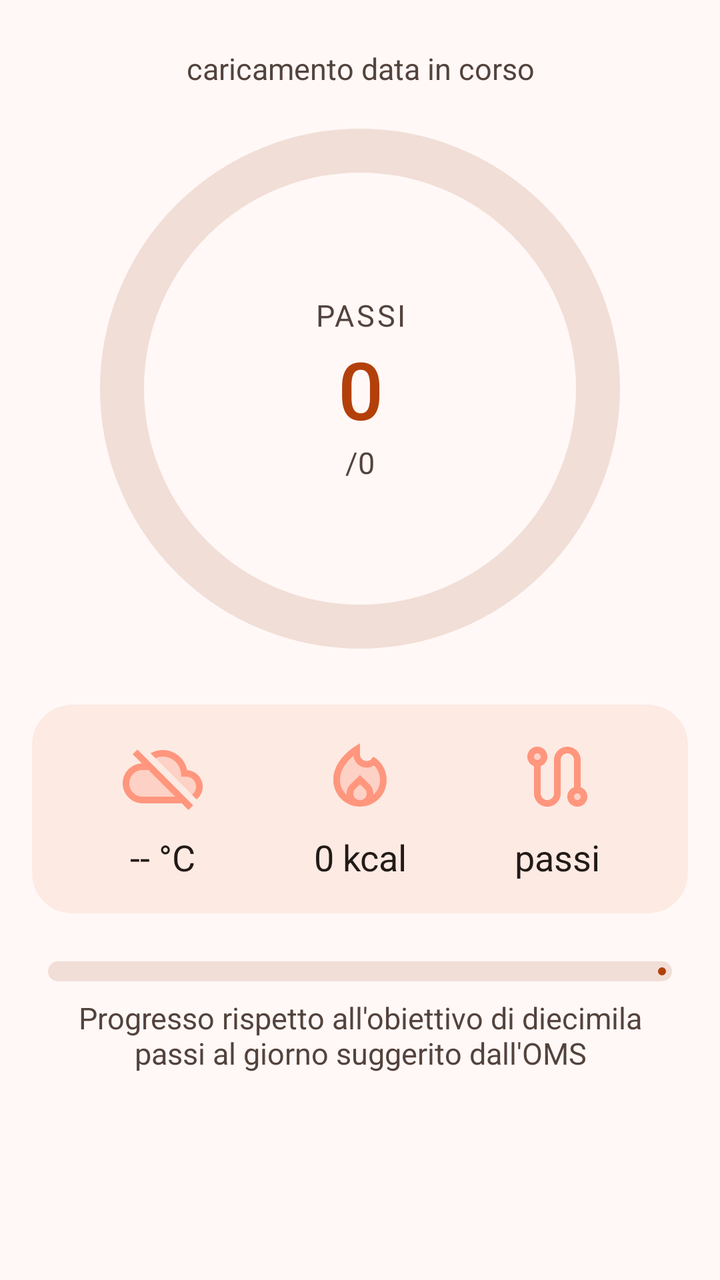
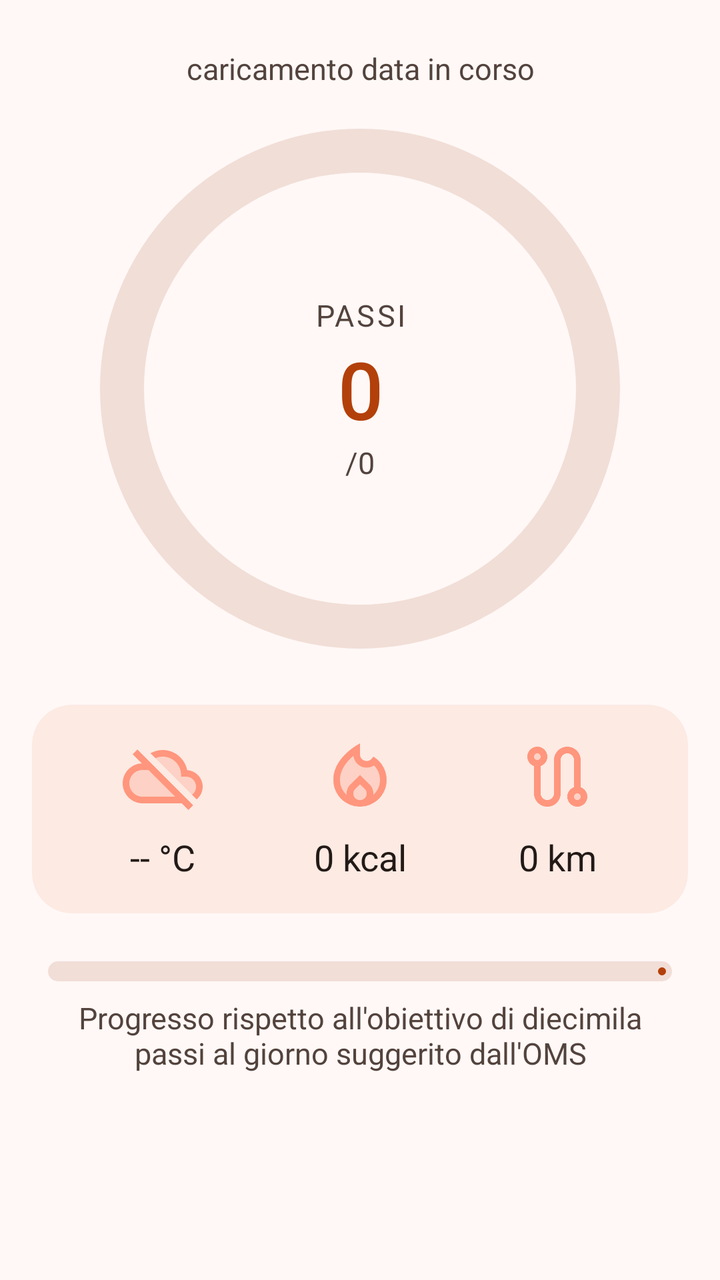

An Android layout rendered at two revisions. The XML below is the earlier revision; the diff shows what the commit changed to produce the second picture.
<!-- AndroidManifest.xml: application theme Theme.Passi -->
<!-- res/layout/fragment_home.xml -->
<?xml version="1.0" encoding="utf-8"?>
<FrameLayout xmlns:android="http://schemas.android.com/apk/res/android"
    xmlns:app="http://schemas.android.com/apk/res-auto"
    xmlns:tools="http://schemas.android.com/tools"
    android:layout_width="match_parent"
    android:layout_height="match_parent"
    tools:context=".home.HomeFragment">

    <LinearLayout
        android:id="@+id/mainLayout"
        android:layout_width="match_parent"
        android:layout_height="match_parent"
        android:gravity="center_horizontal"
        android:orientation="vertical"
        android:paddingTop="@dimen/space_l"
        android:paddingBottom="@dimen/space_m">

        
        <TextView
            android:id="@+id/giorno"
            style="@style/PassiText.Caption.Fit"
            android:layout_width="match_parent"
            android:layout_height="wrap_content"
            android:gravity="center"
            android:paddingHorizontal="@dimen/space_m"
            android:text="@string/data" />

        <RelativeLayout
            android:layout_width="match_parent"
            android:layout_height="wrap_content"
            android:layout_marginTop="@dimen/space_m">

            <com.google.android.material.progressindicator.CircularProgressIndicator
                android:id="@+id/passiProgress"
                style="@style/PassiProgressRing"
                android:layout_width="wrap_content"
                android:layout_height="wrap_content"
                android:layout_centerInParent="true"
                android:indeterminate="false"
                android:max="100"
                android:progress="0" />

            <LinearLayout
                android:id="@+id/passiOggiGroup"
                android:layout_width="@dimen/progress_ring_content_width"
                android:layout_height="wrap_content"
                android:layout_centerInParent="true"
                android:gravity="center_horizontal"
                android:orientation="vertical">

                <TextView
                    style="@style/PassiText.Caption.Fit"
                    android:layout_width="match_parent"
                    android:layout_height="wrap_content"
                    android:gravity="center"
                    android:letterSpacing="0.08"
                    android:text="@string/passi"
                    android:textAllCaps="true" />

                <TextView
                    android:id="@+id/passiOggi"
                    style="@style/PassiText.Display.Fit"
                    android:layout_width="match_parent"
                    android:layout_height="wrap_content"
                    android:gravity="center"
                    android:text="@string/passiOggi" />

                <TextView
                    android:id="@+id/passiObiettivo"
                    style="@style/PassiText.Caption.Fit"
                    android:layout_width="match_parent"
                    android:layout_height="wrap_content"
                    android:gravity="center"
                    android:text="@string/passiObiettivo" />

            </LinearLayout>
        </RelativeLayout>

        
        <com.google.android.material.card.MaterialCardView
            android:layout_width="match_parent"
            android:layout_height="wrap_content"
            android:layout_marginHorizontal="@dimen/space_m"
            android:layout_marginTop="@dimen/space_l">

            <LinearLayout
                android:layout_width="match_parent"
                android:layout_height="wrap_content"
                android:orientation="horizontal"
                android:padding="@dimen/card_content_padding">

                <LinearLayout
                    android:layout_width="0dp"
                    android:layout_height="wrap_content"
                    android:layout_weight="1"
                    android:gravity="center_horizontal"
                    android:orientation="vertical">

                    <ImageView
                        android:id="@+id/meteoIcona"
                        android:layout_width="40dp"
                        android:layout_height="40dp"
                        android:adjustViewBounds="true"
                        android:scaleType="fitCenter"
                        android:src="@drawable/no_meteo" />

                    <TextView
                        android:id="@+id/meteoTesto"
                        style="@style/PassiText.Body.Fit"
                        android:layout_width="match_parent"
                        android:layout_height="wrap_content"
                        android:layout_marginTop="@dimen/space_s"
                        android:gravity="center"
                        android:text="@string/temperatura" />
                </LinearLayout>

                <LinearLayout
                    android:layout_width="0dp"
                    android:layout_height="wrap_content"
                    android:layout_weight="1"
                    android:gravity="center_horizontal"
                    android:orientation="vertical">

                    <ImageView
                        android:layout_width="40dp"
                        android:layout_height="40dp"
                        android:adjustViewBounds="true"
                        android:scaleType="fitCenter"
                        android:src="@drawable/fire" />

                    <TextView
                        android:id="@+id/calorieTesto"
                        style="@style/PassiText.Body.Fit"
                        android:layout_width="match_parent"
                        android:layout_height="wrap_content"
                        android:layout_marginTop="@dimen/space_s"
                        android:gravity="center"
                        android:text="@string/calorie" />
                </LinearLayout>

                <LinearLayout
                    android:layout_width="0dp"
                    android:layout_height="wrap_content"
                    android:layout_weight="1"
                    android:gravity="center_horizontal"
                    android:orientation="vertical">

                    <ImageView
                        android:id="@+id/kmIcona"
                        android:layout_width="40dp"
                        android:layout_height="40dp"
                        android:adjustViewBounds="true"
                        android:scaleType="fitCenter"
                        android:src="@drawable/route" />

                    <TextView
                        android:id="@+id/kmTesto"
                        style="@style/PassiText.Body.Fit"
                        android:layout_width="match_parent"
                        android:layout_height="wrap_content"
                        android:layout_marginTop="@dimen/space_s"
                        android:gravity="center"
                        android:text="@string/km" />
                </LinearLayout>

            </LinearLayout>
        </com.google.android.material.card.MaterialCardView>

        <com.google.android.material.progressindicator.LinearProgressIndicator
            android:id="@+id/OMSProgress"
            style="@style/PassiProgressBar"
            android:layout_width="match_parent"
            android:layout_height="wrap_content"
            android:layout_marginHorizontal="@dimen/space_l"
            android:layout_marginTop="@dimen/space_l"
            android:indeterminate="false"
            android:max="100"
            android:progress="0" />

        
        <TextView
            android:id="@+id/OMS"
            style="@style/PassiText.Caption"
            android:layout_width="match_parent"
            android:layout_height="wrap_content"
            android:layout_marginHorizontal="@dimen/space_l"
            android:layout_marginVertical="@dimen/space_s"
            android:text="@string/passiStandard"
            android:textAlignment="center" />
    </LinearLayout>

</FrameLayout>
<!-- resources referenced by this layout -->
<resources>
  <dimen name="card_content_padding">16dp</dimen>
  <dimen name="progress_ring_content_width">170dp</dimen>
  <dimen name="space_l">24dp</dimen>
  <dimen name="space_m">16dp</dimen>
  <dimen name="space_s">8dp</dimen>
  <string name="calorie">0 kcal</string>
  <string name="data">caricamento data in corso</string>
  <string name="km">passi</string>
  <string name="passi">passi</string>
  <string name="passiObiettivo">/0</string>
  <string name="passiOggi">0</string>
  <string name="passiStandard">Progresso rispetto all\'obiettivo di diecimila passi al giorno suggerito dall\'OMS</string>
  <string name="temperatura">-- °C</string>
  <style name="PassiText.Caption">
          <item name="android:textSize">@dimen/text_size_caption</item>
          <item name="android:textColor">?attr/colorOnSurfaceVariant</item>
      </style>
  <dimen name="progress_ring_size">260dp</dimen>
  <dimen name="progress_ring_thickness">22dp</dimen>
  <dimen name="progress_ring_corner">11dp</dimen>
  <dimen name="text_size_autosize_min">11sp</dimen>
  <dimen name="text_size_body">18sp</dimen>
  <dimen name="text_size_caption">15sp</dimen>
  <dimen name="text_size_headline">24sp</dimen>
  <dimen name="text_size_display">40sp</dimen>
  <color name="md_primary">#FFB3400A</color>
  <color name="md_on_primary">#FFFFFFFF</color>
  <color name="md_primary_container">#FFFFDBCC</color>
  <color name="md_on_primary_container">#FF3B0A00</color>
  <color name="md_secondary">#FF77574A</color>
  <color name="md_on_secondary">#FFFFFFFF</color>
  <color name="md_secondary_container">#FFFFDBCC</color>
  <color name="md_on_secondary_container">#FF2C160D</color>
  <color name="md_tertiary">#FF6C5D2F</color>
  <color name="md_on_tertiary">#FFFFFFFF</color>
  <color name="md_tertiary_container">#FFF5E1A7</color>
  <color name="md_on_tertiary_container">#FF241A00</color>
  <color name="md_error">#FFBA1A1A</color>
  <color name="md_on_error">#FFFFFFFF</color>
  <color name="md_error_container">#FFFFDAD6</color>
  <color name="md_on_error_container">#FF410002</color>
  <color name="md_background">#FFFFF8F6</color>
  <color name="md_on_background">#FF221A16</color>
  <color name="md_surface">#FFFFF8F6</color>
  <color name="md_on_surface">#FF221A16</color>
  <color name="md_surface_variant">#FFF5DED5</color>
  <color name="md_on_surface_variant">#FF53433D</color>
  <color name="md_surface_container_lowest">#FFFFFFFF</color>
  <color name="md_surface_container_low">#FFFFF1EB</color>
  <color name="md_surface_container">#FFFCEAE3</color>
  <color name="md_surface_container_high">#FFF7E4DD</color>
  <color name="md_surface_container_highest">#FFF1DED7</color>
  <color name="md_outline">#FF85736C</color>
  <color name="md_outline_variant">#FFD8C2BA</color>
  <color name="md_inverse_surface">#FF382E2A</color>
  <color name="md_inverse_on_surface">#FFFFEDE7</color>
  <style name="PassiSwitch" parent="Widget.Material3.CompoundButton.MaterialSwitch" />
  <style name="PassiBottomNav" parent="Widget.Material3.BottomNavigationView">
          <item name="android:background">?attr/colorSurfaceContainer</item>
          <item name="labelVisibilityMode">labeled</item>
      </style>
  <style name="PassiToolbar" parent="Widget.Material3.Toolbar.OnSurface">
          <item name="titleTextAppearance">@style/PassiToolbarTitle</item>
          <item name="android:background">?android:attr/colorBackground</item>
      </style>
  <dimen name="card_corner_radius">20dp</dimen>
  <style name="PassiToolbarTitle" parent="TextAppearance.Material3.TitleLarge">
          <item name="android:textSize">@dimen/text_size_title</item>
          <item name="android:textColor">?attr/colorOnBackground</item>
      </style>
  <dimen name="text_size_title">22sp</dimen>
  <!-- unchanged entries left out for length: 11 -->
</resources>

<!-- the commit's change to res/layout/fragment_home.xml (unified diff, before → after) -->
@@ -160,7 +160,7 @@
                         android:layout_height="wrap_content"
                         android:layout_marginTop="@dimen/space_s"
                         android:gravity="center"
-                        android:text="@string/km" />
+                        android:text="@string/kmEtichetta" />
                 </LinearLayout>
 
             </LinearLayout>
<!-- resource entries referenced after the edit -->
@@ -7,7 +7,7 @@
   <dimen name="space_s">8dp</dimen>
   <string name="calorie">0 kcal</string>
   <string name="data">caricamento data in corso</string>
-  <string name="km">passi</string>
+  <string name="kmEtichetta">0 km</string>
   <string name="passi">passi</string>
   <string name="passiObiettivo">/0</string>
   <string name="passiOggi">0</string>
